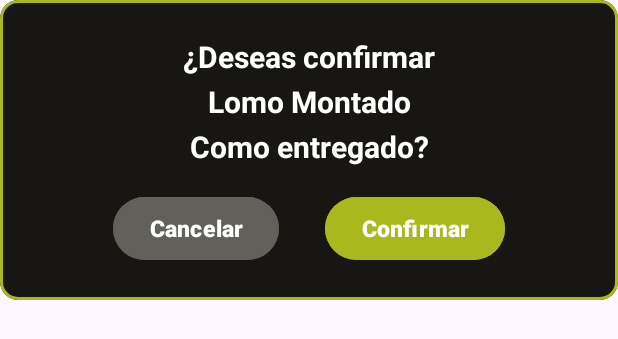
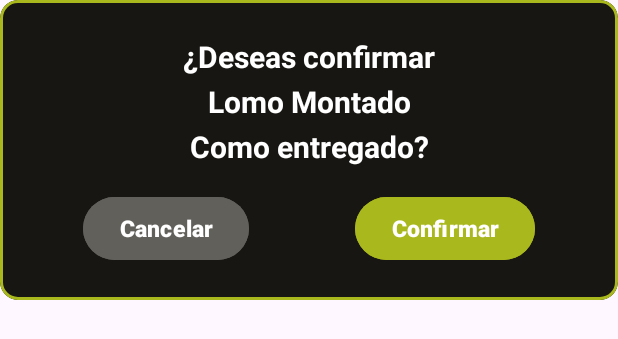
Before and after one commit to DavidACM28/appRestauranteMovil, an Android app: the layout menu_entregar.xml on its own in the app's theme, with its tools: preview values and no code run, on a phone screen of 412 x 824 dp. Shown: the top 339 px of the screen. Run offline under Robolectric (Android 15) with nearby library versions, the phone set to English and light mode, and no system bars; network calls fail.

Commit message:
cambios en diseño

```diff
--- a/app/src/main/java/com/example/ellimonysucausa/CarritoActivity.kt
+++ b/app/src/main/java/com/example/ellimonysucausa/CarritoActivity.kt
@@ -205,6 +205,7 @@ class CarritoActivity : AppCompatActivity() {
         }
         btnConfirmar.setOnClickListener(){
             actualizarEstado2(idDetalle)
+            dialog2.hide()
         }
         binding.btnHome.setOnClickListener(){
             intent = Intent(this, HomeActivity::class.java)
--- a/app/src/main/res/layout/menu_entregar.xml
+++ b/app/src/main/res/layout/menu_entregar.xml
@@ -69,7 +69,7 @@
             android:layout_width="match_parent"
             android:layout_height="0dp"
             android:layout_weight="1"
-            android:paddingHorizontal="60dp">
+            android:paddingHorizontal="40dp">
             <Button
                 android:id="@+id/btnConfirmar"
                 android:layout_width="wrap_content"
```
